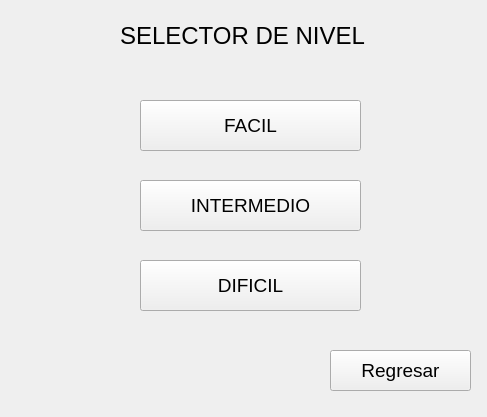
The window that Minesweeper/frmseleccionnivel.ui (WeaselSSH/Minesweeper) describes before a commit, drawn with Qt 5.
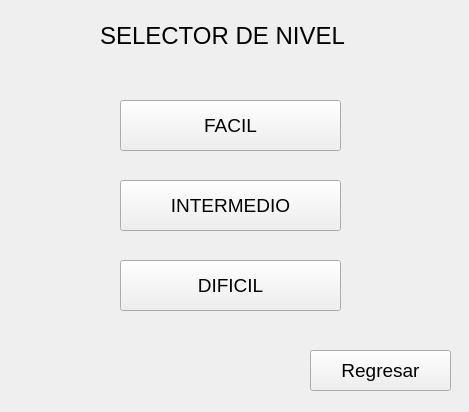
The same window after the commit.

The edit to the form file:
```diff
--- a/Minesweeper/frmseleccionnivel.ui
+++ b/Minesweeper/frmseleccionnivel.ui
@@ -6,53 +6,17 @@
    <rect>
     <x>0</x>
     <y>0</y>
-    <width>487</width>
-    <height>417</height>
+    <width>469</width>
+    <height>412</height>
    </rect>
   </property>
   <property name="windowTitle">
    <string>Form</string>
   </property>
-  <widget class="QPushButton" name="btnNivel1">
-   <property name="geometry">
-    <rect>
-     <x>140</x>
-     <y>100</y>
-     <width>221</width>
-     <height>51</height>
-    </rect>
-   </property>
-   <property name="font">
-    <font>
-     <pointsize>14</pointsize>
-    </font>
-   </property>
-   <property name="text">
-    <string>FACIL</string>
-   </property>
-  </widget>
-  <widget class="QPushButton" name="btnNivel2">
-   <property name="geometry">
-    <rect>
-     <x>140</x>
-     <y>180</y>
-     <width>221</width>
-     <height>51</height>
-    </rect>
-   </property>
-   <property name="font">
-    <font>
-     <pointsize>14</pointsize>
-    </font>
-   </property>
-   <property name="text">
-    <string>INTERMEDIO</string>
-   </property>
-  </widget>
   <widget class="QPushButton" name="btnNivel3">
    <property name="geometry">
     <rect>
-     <x>140</x>
+     <x>120</x>
      <y>260</y>
      <width>221</width>
      <height>51</height>
@@ -70,7 +34,7 @@
   <widget class="QPushButton" name="btnRegresar">
    <property name="geometry">
     <rect>
-     <x>330</x>
+     <x>310</x>
      <y>350</y>
      <width>141</width>
      <height>41</height>
@@ -88,7 +52,7 @@
   <widget class="QLabel" name="label">
    <property name="geometry">
     <rect>
-     <x>120</x>
+     <x>100</x>
      <y>10</y>
      <width>271</width>
      <height>51</height>
@@ -103,6 +67,42 @@
     <string>SELECTOR DE NIVEL</string>
    </property>
   </widget>
+  <widget class="QPushButton" name="btnNivel1">
+   <property name="geometry">
+    <rect>
+     <x>120</x>
+     <y>100</y>
+     <width>221</width>
+     <height>51</height>
+    </rect>
+   </property>
+   <property name="font">
+    <font>
+     <pointsize>14</pointsize>
+    </font>
+   </property>
+   <property name="text">
+    <string>FACIL</string>
+   </property>
+  </widget>
+  <widget class="QPushButton" name="btnNivel2">
+   <property name="geometry">
+    <rect>
+     <x>120</x>
+     <y>180</y>
+     <width>221</width>
+     <height>51</height>
+    </rect>
+   </property>
+   <property name="font">
+    <font>
+     <pointsize>14</pointsize>
+    </font>
+   </property>
+   <property name="text">
+    <string>INTERMEDIO</string>
+   </property>
+  </widget>
  </widget>
  <resources/>
  <connections/>
```
